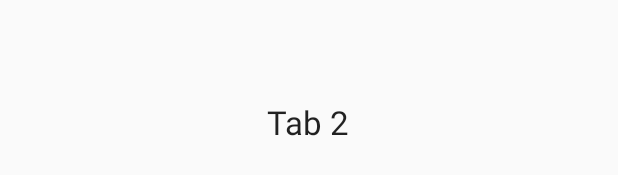
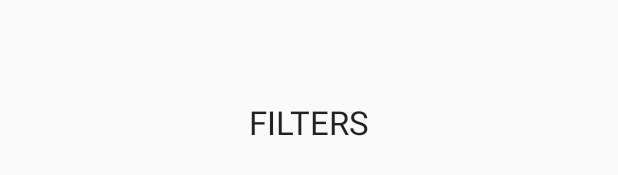
Before and after one commit to LeticiaLBarbosa/safadog, an Android app: the layout filtersFragment.xml on its own in the app's theme, with its tools: preview values and no code run, on a phone screen of 412 x 824 dp. Shown: the part 496-671 px from the top of the screen. Run offline under Robolectric (Android 15) with nearby library versions, the phone set to English and light mode, and no system bars.

Commit message:
tela de filtes iniciada

```diff
--- a/app/src/main/java/com/empsoft/safadog/FiltersFragment.java
+++ b/app/src/main/java/com/empsoft/safadog/FiltersFragment.java
@@ -11,6 +11,6 @@ public class FiltersFragment extends Fragment {
 
     @Override
     public View onCreateView(LayoutInflater inflater, ViewGroup container, Bundle savedInstanceState) {
-        return inflater.inflate(R.layout.tab_fragment_2, container, false);
+        return inflater.inflate(R.layout.filtersFragment, container, false);
     }
 }
--- a/app/src/main/res/layout/filtersFragment.xml
+++ b/app/src/main/res/layout/filtersFragment.xml
@@ -9,7 +9,7 @@
         android:layout_width="wrap_content"
         android:layout_height="wrap_content"
         android:layout_centerInParent="true"
-        android:text="Tab 2"
+        android:text="FILTERS"
         android:textAppearance="?android:attr/textAppearanceLarge"/>
 
 </RelativeLayout>
```
